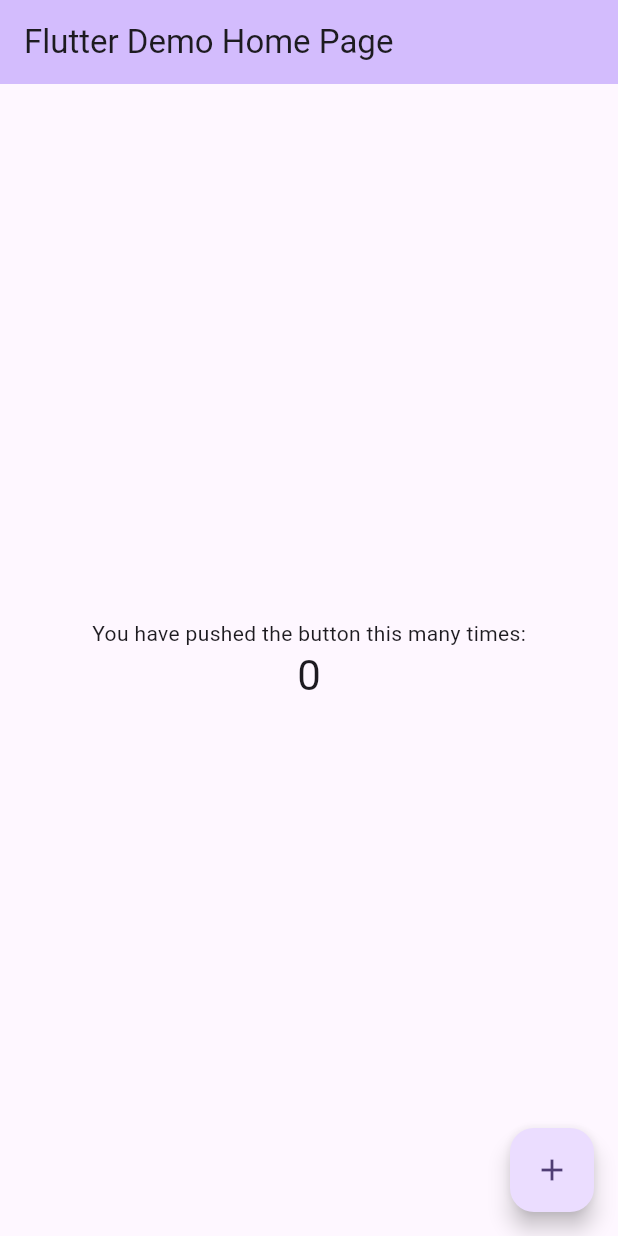
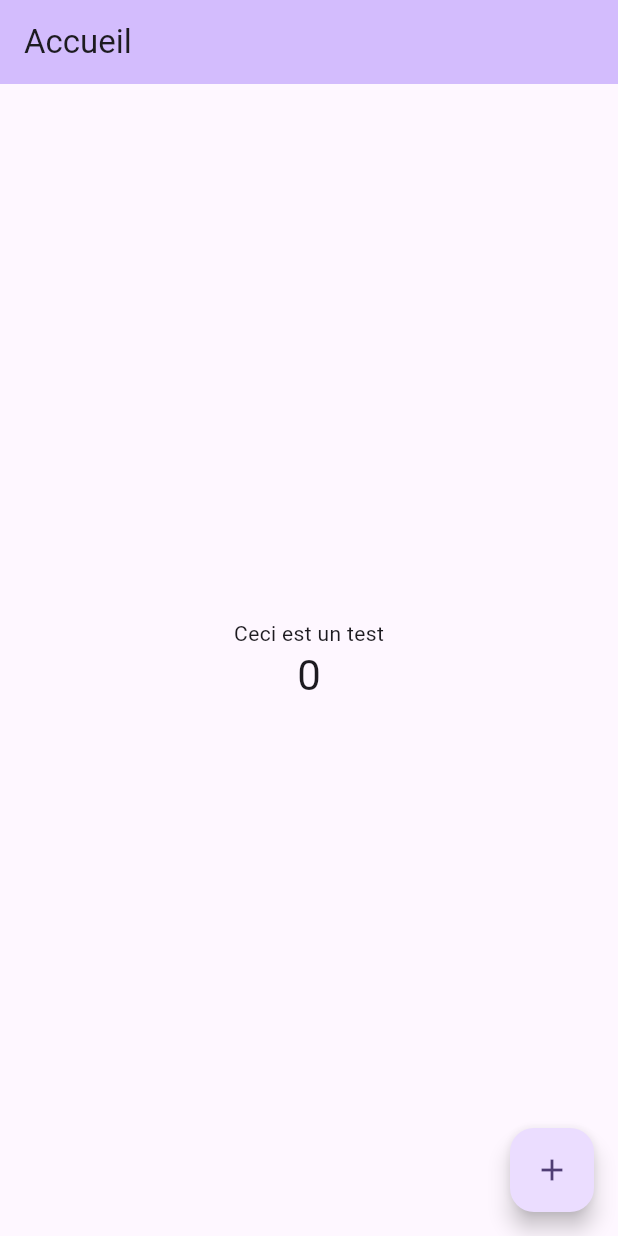
Before and after one commit to PyroMain/project_flutter, a Flutter app: the screen it shows after launch, on a phone screen of 412 x 824 dp. Run offline on Flutter 3.47's test engine with Material 3 defaults, Android fonts, the phone set to English and light mode, and no system bars.

Commit message:
Test de commit

```diff
--- a/lib/main.dart
+++ b/lib/main.dart
@@ -7,47 +7,21 @@ void main() {
 class MyApp extends StatelessWidget {
   const MyApp({super.key});
 
-  // This widget is the root of your application.
   @override
   Widget build(BuildContext context) {
     return MaterialApp(
       title: 'Flutter Demo',
       theme: ThemeData(
-        // This is the theme of your application.
-        //
-        // TRY THIS: Try running your application with "flutter run". You'll see
-        // the application has a purple toolbar. Then, without quitting the app,
-        // try changing the seedColor in the colorScheme below to Colors.green
-        // and then invoke "hot reload" (save your changes or press the "hot
-        // reload" button in a Flutter-supported IDE, or press "r" if you used
-        // the command line to start the app).
-        //
-        // Notice that the counter didn't reset back to zero; the application
-        // state is not lost during the reload. To reset the state, use hot
-        // restart instead.
-        //
-        // This works for code too, not just values: Most code changes can be
-        // tested with just a hot reload.
         colorScheme: ColorScheme.fromSeed(seedColor: Colors.deepPurple),
         useMaterial3: true,
       ),
-      home: const MyHomePage(title: 'Flutter Demo Home Page'),
+      home: const MyHomePage(title: 'Accueil'),
     );
   }
 }
 
 class MyHomePage extends StatefulWidget {
   const MyHomePage({super.key, required this.title});
-
-  // This widget is the home page of your application. It is stateful, meaning
-  // that it has a State object (defined below) that contains fields that affect
-  // how it looks.
-
-  // This class is the configuration for the state. It holds the values (in this
-  // case the title) provided by the parent (in this case the App widget) and
-  // used by the build method of the State. Fields in a Widget subclass are
-  // always marked "final".
-
   final String title;
 
   @override
@@ -59,11 +33,6 @@ class _MyHomePageState extends State<MyHomePage> {
 
   void _incrementCounter() {
     setState(() {
-      // This call to setState tells the Flutter framework that something has
-      // changed in this State, which causes it to rerun the build method below
-      // so that the display can reflect the updated values. If we changed
-      // _counter without calling setState(), then the build method would not be
-      // called again, and so nothing would appear to happen.
       _counter++;
     });
   }
@@ -78,35 +47,15 @@ class _MyHomePageState extends State<MyHomePage> {
     // than having to individually change instances of widgets.
     return Scaffold(
       appBar: AppBar(
-        // TRY THIS: Try changing the color here to a specific color (to
-        // Colors.amber, perhaps?) and trigger a hot reload to see the AppBar
-        // change color while the other colors stay the same.
         backgroundColor: Theme.of(context).colorScheme.inversePrimary,
-        // Here we take the value from the MyHomePage object that was created by
-        // the App.build method, and use it to set our appbar title.
         title: Text(widget.title),
       ),
       body: Center(
-        // Center is a layout widget. It takes a single child and positions it
-        // in the middle of the parent.
         child: Column(
-          // Column is also a layout widget. It takes a list of children and
-          // arranges them vertically. By default, it sizes itself to fit its
-          // children horizontally, and tries to be as tall as its parent.
-          //
-          // Column has various properties to control how it sizes itself and
-          // how it positions its children. Here we use mainAxisAlignment to
-          // center the children vertically; the main axis here is the vertical
-          // axis because Columns are vertical (the cross axis would be
-          // horizontal).
-          //
-          // TRY THIS: Invoke "debug painting" (choose the "Toggle Debug Paint"
-          // action in the IDE, or press "p" in the console), to see the
-          // wireframe for each widget.
           mainAxisAlignment: MainAxisAlignment.center,
           children: <Widget>[
             const Text(
-              'You have pushed the button this many times:',
+              'Ceci est un test',
             ),
             Text(
               '$_counter',
```
